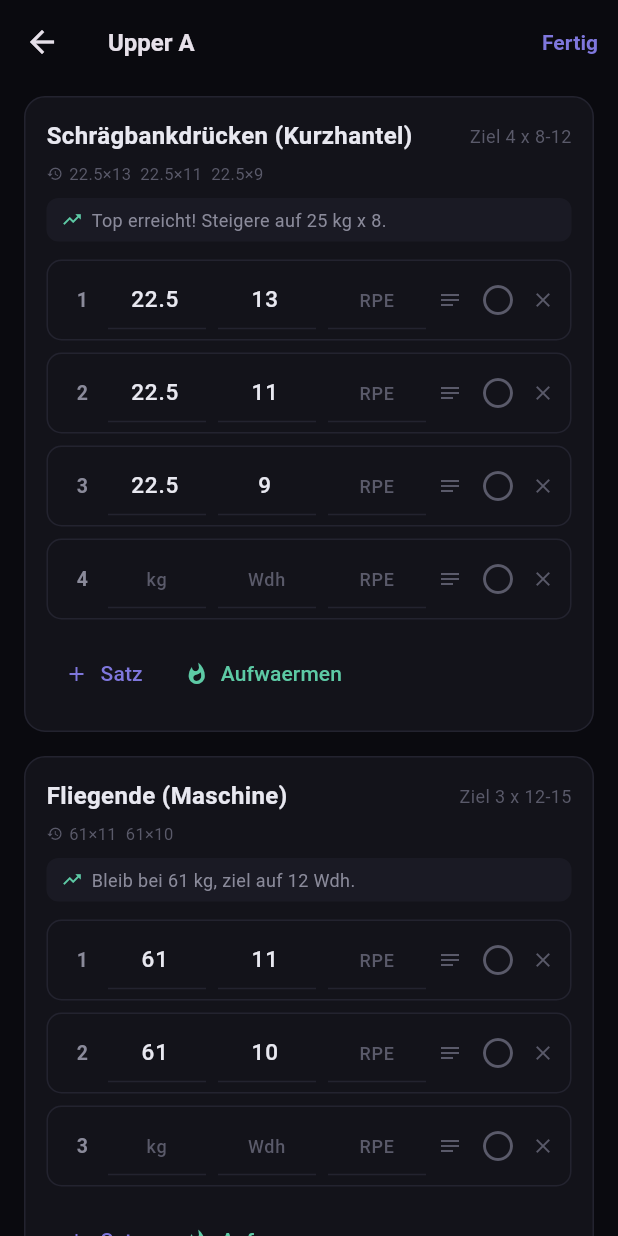
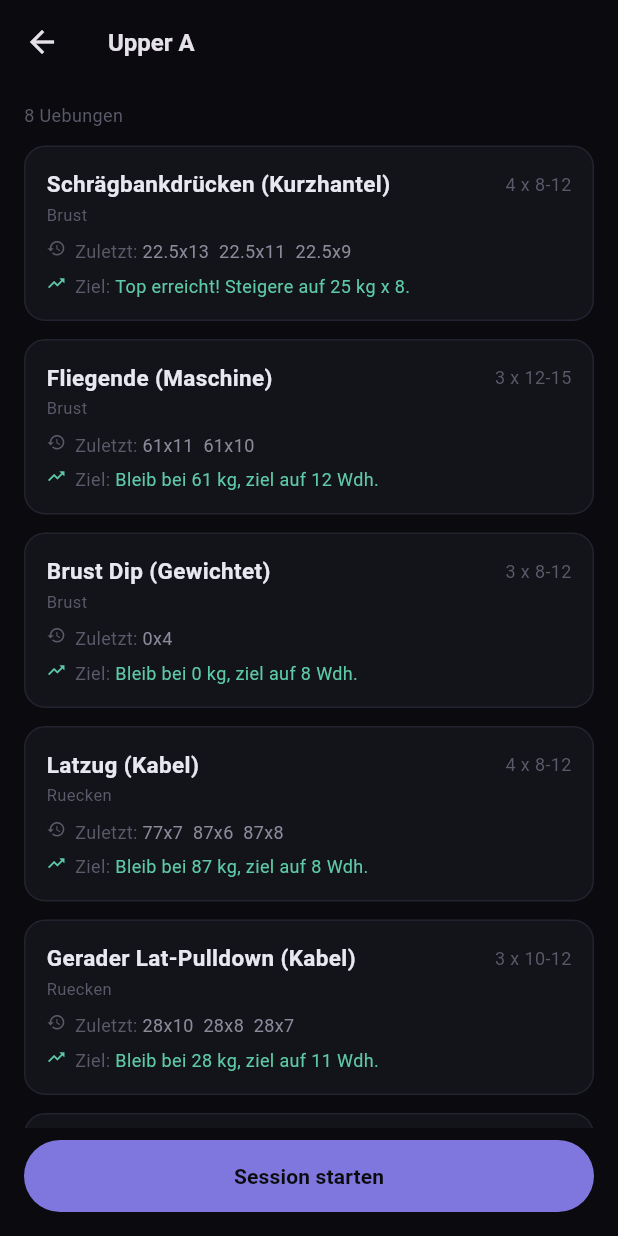
Before and after one commit to justingoette02-coder/Project-newPrime, a Flutter app: the screen it shows after launch, after a tap on "Upper A", on a phone screen of 412 x 824 dp. Run offline on Flutter 3.47's test engine with Material 3 defaults, Android fonts, the phone set to English and light mode, and no system bars; our stand-ins replace file_picker, shared_preferences.

Commit message:
feat: history-basierte Trainingstag-Rotation, eigene Reihenfolge & Tag-Uebersicht
- nextSession leitet sich aus der Historie ab: eins nach dem zuletzt
  absolvierten Tag, rotierend durch die Plan-Reihenfolge, statt aus
  logs.length % n (zeigte mit Seed-Daten immer Tag 0). Neuer reiner Helper
  Rotation.nextSessionIndex + Unit-Test (test/rotation_test.dart).
- Plan-Editor: Trainingstage per Long-Press umsortieren
  (ReorderableListView) — die gespeicherte Reihenfolge ist die
  Rotations-Reihenfolge.
- Neue Tag-Uebersicht (SessionDetailScreen), per Tipp erreichbar:
  - Startseite (geplant): Uebungen + letzte Arbeitssaetze + Progressions-Ziel
    + "Session starten".
  - Historie (absolviert): geloggte Saetze + XP/Volumen/Dauer.
- Startseite markiert den naechsten faelligen Tag mit "NAECHSTES"-Badge;
  Tipp auf einen Tag oeffnet jetzt die Uebersicht (Schnellstart-Button bleibt).

Co-Authored-By: Claude Opus 4.8 <noreply@anthropic.com>
Claude-Session: https://claude.ai/code/session_0123gXhQ1nyc9HMJMnunoruu

```diff
--- a/lib/screens/home_screen.dart
+++ b/lib/screens/home_screen.dart
@@ -9,6 +9,7 @@ import '../widgets/aura_eyes.dart';
 import 'workout_screen.dart';
 import 'history_screen.dart';
 import 'program_builder_screen.dart';
+import 'session_detail_screen.dart';
 
 class HomeScreen extends StatelessWidget {
   const HomeScreen({super.key});
@@ -410,6 +411,14 @@ class HomeScreen extends StatelessWidget {
       child: Column(
         crossAxisAlignment: CrossAxisAlignment.start,
         children: [
+          // Tipp auf den Info-Bereich -> Tag-Uebersicht (Uebungen + letzte Stats).
+          GestureDetector(
+            behavior: HitTestBehavior.opaque,
+            onTap: () => Navigator.of(context).push(MaterialPageRoute(
+                builder: (_) => SessionDetailScreen.planned(session))),
+            child: Column(
+              crossAxisAlignment: CrossAxisAlignment.start,
+              children: [
                 Row(
                   mainAxisAlignment: MainAxisAlignment.spaceBetween,
                   children: [
@@ -419,9 +428,16 @@ class HomeScreen extends StatelessWidget {
                             letterSpacing: 1,
                             color: AppColors.aura,
                             fontWeight: FontWeight.w500)),
+                    Row(
+                      children: [
                         Text('${session.exercises.length} Uebungen',
                             style: const TextStyle(
                                 fontSize: 11, color: AppColors.textTertiary)),
+                        const SizedBox(width: 4),
+                        const Icon(Icons.chevron_right,
+                            size: 16, color: AppColors.textTertiary),
+                      ],
+                    ),
                   ],
                 ),
                 const SizedBox(height: 6),
@@ -449,6 +465,9 @@ class HomeScreen extends StatelessWidget {
                   Text('+ ${session.exercises.length - 3} weitere',
                       style: const TextStyle(
                           fontSize: 12, color: AppColors.textTertiary)),
+              ],
+            ),
+          ),
           const SizedBox(height: 12),
           SizedBox(
             width: double.infinity,
@@ -474,13 +493,20 @@ class HomeScreen extends StatelessWidget {
     );
   }
 
-  // Session starten + zum Workout navigieren.
-  void _startSession(
-      BuildContext context, AppState state, SessionTemplate session) {
-    state.startSession(session);
-    Navigator.of(context).push(
-        MaterialPageRoute(builder: (_) => const WorkoutScreen()));
-  }
+  // Kleines Badge fuer den als Naechstes faelligen Trainingstag.
+  Widget _nextBadge() => Container(
+        padding: const EdgeInsets.symmetric(horizontal: 6, vertical: 1),
+        decoration: BoxDecoration(
+          color: AppColors.aura,
+          borderRadius: BorderRadius.circular(4),
+        ),
+        child: const Text('NAECHSTES',
+            style: TextStyle(
+                fontSize: 9,
+                letterSpacing: 0.5,
+                fontWeight: FontWeight.w700,
+                color: AppColors.bg)),
+      );
 
   // Aktiver Plan + frei waehlbare Trainingstage.
   Widget _programSection(BuildContext context, AppState state) {
@@ -523,13 +549,17 @@ class HomeScreen extends StatelessWidget {
             children: [
               ...List.generate(program.sessions.length, (i) {
                 final s = program.sessions[i];
+                final isNext = i == state.nextSessionIndex;
                 return Column(
                   children: [
                     if (i > 0)
                       const Divider(
                           height: 1, color: AppColors.border, thickness: 1),
                     InkWell(
-                      onTap: () => _startSession(context, state, s),
+                      onTap: () => Navigator.of(context).push(
+                          MaterialPageRoute(
+                              builder: (_) =>
+                                  SessionDetailScreen.planned(s))),
                       child: Padding(
                         padding: const EdgeInsets.symmetric(
                             horizontal: 14, vertical: 12),
@@ -540,11 +570,22 @@ class HomeScreen extends StatelessWidget {
                                 crossAxisAlignment:
                                     CrossAxisAlignment.start,
                                 children: [
-                                  Text(s.name,
+                                  Row(
+                                    children: [
+                                      Flexible(
+                                        child: Text(s.name,
                                             style: const TextStyle(
                                                 fontSize: 14,
                                                 fontWeight: FontWeight.w600,
-                                          color: AppColors.textPrimary)),
+                                                color: AppColors.textPrimary),
+                                            overflow: TextOverflow.ellipsis),
+                                      ),
+                                      if (isNext) ...[
+                                        const SizedBox(width: 8),
+                                        _nextBadge(),
+                                      ],
+                                    ],
+                                  ),
                                   const SizedBox(height: 2),
                                   Text('${s.exercises.length} Uebungen',
                                       style: const TextStyle(
@@ -553,8 +594,8 @@ class HomeScreen extends StatelessWidget {
                                 ],
                               ),
                             ),
-                            const Icon(Icons.play_circle_outline,
-                                size: 22, color: AppColors.aura),
+                            const Icon(Icons.chevron_right,
+                                size: 22, color: AppColors.textTertiary),
                           ],
                         ),
                       ),
--- /dev/null
+++ b/lib/screens/session_detail_screen.dart
@@ -0,0 +1,244 @@
+import 'package:flutter/material.dart';
+import 'package:provider/provider.dart';
+
+import '../services/app_state.dart';
+import '../models/models.dart';
+import '../theme/app_theme.dart';
+import 'workout_screen.dart';
+
+/// Uebersicht eines Trainingstags — geplant (Uebungen + letzte Stats + Start)
+/// oder absolviert (geloggte Saetze des Tages). Erreichbar per Tipp von der
+/// Startseite und aus der Historie.
+class SessionDetailScreen extends StatelessWidget {
+  final SessionTemplate? template; // geplanter Tag
+  final WorkoutLog? log; // absolvierter Tag
+
+  const SessionDetailScreen.planned(SessionTemplate this.template, {super.key})
+      : log = null;
+  const SessionDetailScreen.log(WorkoutLog this.log, {super.key})
+      : template = null;
+
+  @override
+  Widget build(BuildContext context) {
+    final isLog = log != null;
+    return Scaffold(
+      appBar: AppBar(
+        title: Text(isLog ? log!.sessionName : template!.name,
+            style: const TextStyle(fontSize: 16, fontWeight: FontWeight.w600)),
+      ),
+      body: isLog ? _logBody(context) : _plannedBody(context),
+    );
+  }
+
+  // ---- Geplanter Tag ----
+
+  Widget _plannedBody(BuildContext context) {
+    final state = context.watch<AppState>();
+    final session = template!;
+    return Column(
+      children: [
+        Expanded(
+          child: ListView(
+            padding: const EdgeInsets.fromLTRB(16, 12, 16, 16),
+            children: [
+              Text('${session.exercises.length} Uebungen',
+                  style: const TextStyle(
+                      fontSize: 12, color: AppColors.textTertiary)),
+              const SizedBox(height: 12),
+              ...session.exercises.map((ex) => _plannedExercise(state, ex)),
+            ],
+          ),
+        ),
+        SafeArea(
+          top: false,
+          child: Padding(
+            padding: const EdgeInsets.fromLTRB(16, 8, 16, 16),
+            child: SizedBox(
+              width: double.infinity,
+              child: FilledButton(
+                style: FilledButton.styleFrom(
+                  backgroundColor: AppColors.aura,
+                  foregroundColor: AppColors.bg,
+                  padding: const EdgeInsets.symmetric(vertical: 14),
+                ),
+                onPressed: () {
+                  state.startSession(session);
+                  Navigator.of(context).pushReplacement(MaterialPageRoute(
+                      builder: (_) => const WorkoutScreen()));
+                },
+                child: const Text('Session starten',
+                    style: TextStyle(fontWeight: FontWeight.w600)),
+              ),
+            ),
+          ),
+        ),
+      ],
+    );
+  }
+
+  Widget _plannedExercise(AppState state, ExerciseTemplate ex) {
+    final lastSets = state.lastWorkingSetsFor(ex.name);
+    final suggestion = state.suggestionFor(ex);
+    return Container(
+      margin: const EdgeInsets.only(bottom: 12),
+      padding: const EdgeInsets.all(14),
+      decoration: BoxDecoration(
+        color: AppColors.surface,
+        borderRadius: BorderRadius.circular(14),
+        border: Border.all(color: AppColors.border),
+      ),
+      child: Column(
+        crossAxisAlignment: CrossAxisAlignment.start,
+        children: [
+          Row(
+            mainAxisAlignment: MainAxisAlignment.spaceBetween,
+            children: [
+              Expanded(
+                child: Text(ex.name,
+                    style: const TextStyle(
+                        fontSize: 15,
+                        fontWeight: FontWeight.w600,
+                        color: AppColors.textPrimary)),
+              ),
+              Text('${ex.targetSets} x ${ex.repMin}-${ex.repMax}',
+                  style: const TextStyle(
+                      fontSize: 12, color: AppColors.textTertiary)),
+            ],
+          ),
+          const SizedBox(height: 2),
+          Text(ex.muscle.label,
+              style:
+                  const TextStyle(fontSize: 11, color: AppColors.textTertiary)),
+          if (lastSets.isNotEmpty) ...[
+            const SizedBox(height: 8),
+            _statLine(Icons.history, 'Zuletzt', _setsLabel(lastSets)),
+          ],
+          if (suggestion != null) ...[
+            const SizedBox(height: 6),
+            _statLine(Icons.trending_up, 'Ziel', suggestion.hint,
+                color: AppColors.streak),
+          ],
+        ],
+      ),
+    );
+  }
+
+  // ---- Absolvierter Tag ----
+
+  Widget _logBody(BuildContext context) {
+    final l = log!;
+    final byExercise = <String, List<CompletedSet>>{};
+    for (final s in l.sets) {
+      (byExercise[s.exerciseName] ??= []).add(s);
+    }
+    return ListView(
+      padding: const EdgeInsets.fromLTRB(16, 12, 16, 24),
+      children: [
+        Wrap(
+          spacing: 12,
+          runSpacing: 6,
+          children: [
+            _chip(Icons.bolt, '+${l.xpEarned} XP', AppColors.aura),
+            _chip(Icons.fitness_center, '${l.totalVolume.round()} kg',
+                AppColors.textSecondary),
+            if (l.durationMinutes != null)
+              _chip(Icons.timer_outlined, '${l.durationMinutes} min',
+                  AppColors.textSecondary),
+          ],
+        ),
+        const SizedBox(height: 16),
+        ...byExercise.entries.map((e) => _loggedExercise(e.key, e.value)),
+      ],
+    );
+  }
+
+  Widget _loggedExercise(String name, List<CompletedSet> sets) {
+    final working = sets.where((s) => !s.isWarmup).toList();
+    return Container(
+      margin: const EdgeInsets.only(bottom: 12),
+      padding: const EdgeInsets.all(14),
+      decoration: BoxDecoration(
+        color: AppColors.surface,
+        borderRadius: BorderRadius.circular(14),
+        border: Border.all(color: AppColors.border),
+      ),
+      child: Column(
+        crossAxisAlignment: CrossAxisAlignment.start,
+        children: [
+          Text(name,
+              style: const TextStyle(
+                  fontSize: 15,
+                  fontWeight: FontWeight.w600,
+                  color: AppColors.textPrimary)),
+          const SizedBox(height: 8),
+          if (working.isEmpty)
+            const Text('Nur Aufwaermsaetze',
+                style: TextStyle(fontSize: 12, color: AppColors.textTertiary))
+          else
+            ...List.generate(working.length, (i) {
+              final s = working[i];
+              return Padding(
+                padding: const EdgeInsets.only(bottom: 4),
+                child: Row(
+                  children: [
+                    SizedBox(
+                      width: 24,
+                      child: Text('${i + 1}',
+                          style: const TextStyle(
+                              fontSize: 12, color: AppColors.textTertiary)),
+                    ),
+                    Text('${_fmt(s.weight)} kg x ${s.reps}',
+                        style: const TextStyle(
+                            fontSize: 13, color: AppColors.textSecondary)),
+                    if (s.rpe != null) ...[
+                      const SizedBox(width: 8),
+                      Text('RPE ${_fmt(s.rpe!)}',
+                          style: const TextStyle(
+                              fontSize: 11, color: AppColors.textTertiary)),
+                    ],
+                  ],
+                ),
+              );
+            }),
+        ],
+      ),
+    );
+  }
+
+  // ---- Helpers ----
+
+  Widget _statLine(IconData icon, String label, String value, {Color? color}) {
+    return Row(
+      crossAxisAlignment: CrossAxisAlignment.start,
+      children: [
+        Icon(icon, size: 13, color: color ?? AppColors.textTertiary),
+        const SizedBox(width: 6),
+        Text('$label: ',
+            style:
+                const TextStyle(fontSize: 12, color: AppColors.textTertiary)),
+        Expanded(
+          child: Text(value,
+              style: TextStyle(
+                  fontSize: 12, color: color ?? AppColors.textSecondary)),
+        ),
+      ],
+    );
+  }
+
+  Widget _chip(IconData icon, String label, Color color) {
+    return Row(
+      mainAxisSize: MainAxisSize.min,
+      children: [
+        Icon(icon, size: 13, color: color),
+        const SizedBox(width: 4),
+        Text(label, style: TextStyle(fontSize: 12, color: color)),
+      ],
+    );
+  }
+
+  static String _setsLabel(List<CompletedSet> sets) =>
+      sets.take(5).map((s) => '${_fmt(s.weight)}x${s.reps}').join('  ');
+
+  static String _fmt(double v) =>
+      v == v.roundToDouble() ? v.toStringAsFixed(0) : v.toStringAsFixed(1);
+}
--- a/lib/services/app_state.dart
+++ b/lib/services/app_state.dart
@@ -90,9 +90,15 @@ class AppState extends ChangeNotifier {
     return diff >= 2;
   }
 
-  // Naechste geplante Session des aktiven Programms (chronologisch rotierend).
+  // Index des als Naechstes faelligen Trainingstags (aus der Historie
+  // abgeleitet, rotiert durch die Reihenfolge des aktiven Plans).
+  int get nextSessionIndex =>
+      Rotation.nextSessionIndex(logs, activeProgram.sessions);
+
+  // Naechster geplanter Trainingstag: eins nach dem zuletzt absolvierten Tag
+  // dieses Plans. Steht auf der Startseite ("HEUTE").
   SessionTemplate get nextSession =>
-      activeProgram.sessions[logs.length % activeProgram.sessions.length];
+      activeProgram.sessions[nextSessionIndex];
 
   // Name -> Muskelgruppe (aus allen Uebungen aller Programme).
   Map<String, MuscleGroup> get _muscleByExercise {
--- a/lib/services/gamification.dart
+++ b/lib/services/gamification.dart
@@ -192,3 +192,21 @@ class SessionScorer {
     return SessionScore(xp, prs);
   }
 }
+
+/// Bestimmt den als Naechstes faelligen Trainingstag eines Plans aus der
+/// Historie: eins nach dem zuletzt absolvierten Tag, rotierend durch die
+/// Plan-Reihenfolge. Kein passendes Log (leere/fremde Historie) -> Tag 0.
+class Rotation {
+  static int nextSessionIndex(
+    List<WorkoutLog> logs,
+    List<SessionTemplate> sessions,
+  ) {
+    if (sessions.isEmpty) return 0;
+    final names = [for (final s in sessions) s.name];
+    for (int i = logs.length - 1; i >= 0; i--) {
+      final idx = names.indexOf(logs[i].sessionName);
+      if (idx >= 0) return (idx + 1) % sessions.length;
+    }
+    return 0;
+  }
+}
```
Also changed, not shown: lib/screens/history_screen.dart (+7 -1 lines), lib/screens/program_builder_screen.dart (+20 -1 lines), 1 other file. Lines whose indentation alone changed are shown as unchanged.
